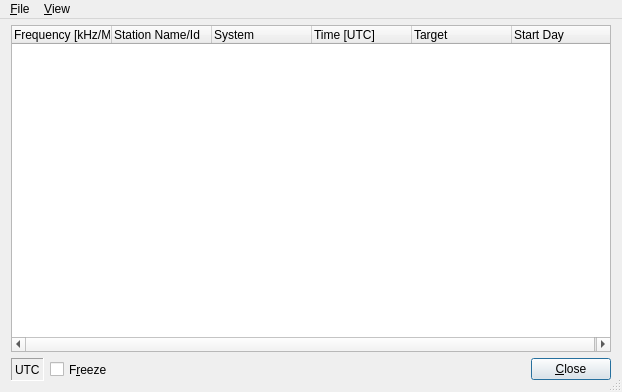
Before: the Qt Designer form dream/src/GUI-QT/LiveScheduleWindow.ui in mmjee/dream-patched, drawn with Qt 5.
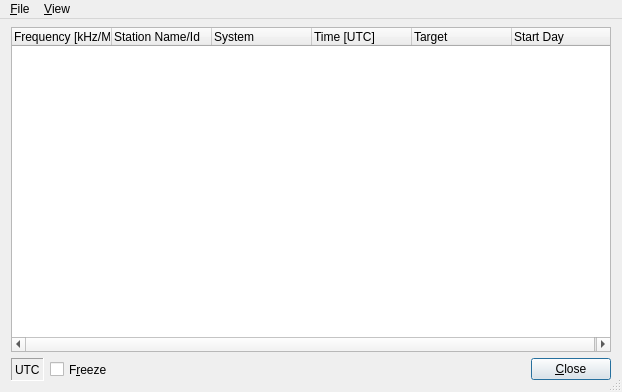
After: the same form once the commit is applied. Icons and pictures are not drawn.

Diff of the .ui file:
```diff
--- a/dream/src/GUI-QT/LiveScheduleWindow.ui
+++ b/dream/src/GUI-QT/LiveScheduleWindow.ui
@@ -67,7 +67,7 @@
       <number>11</number>
      </property>
      <property name="topMargin">
-      <number>6</number>
+      <number>8</number>
      </property>
      <property name="rightMargin">
       <number>11</number>
```
